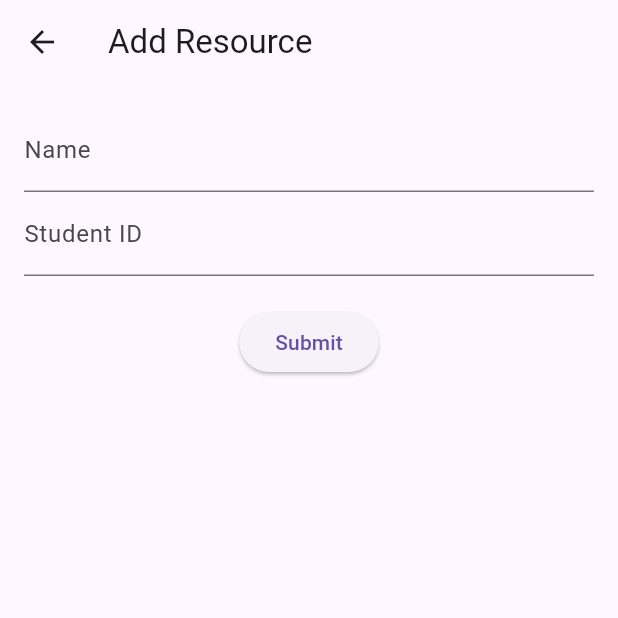
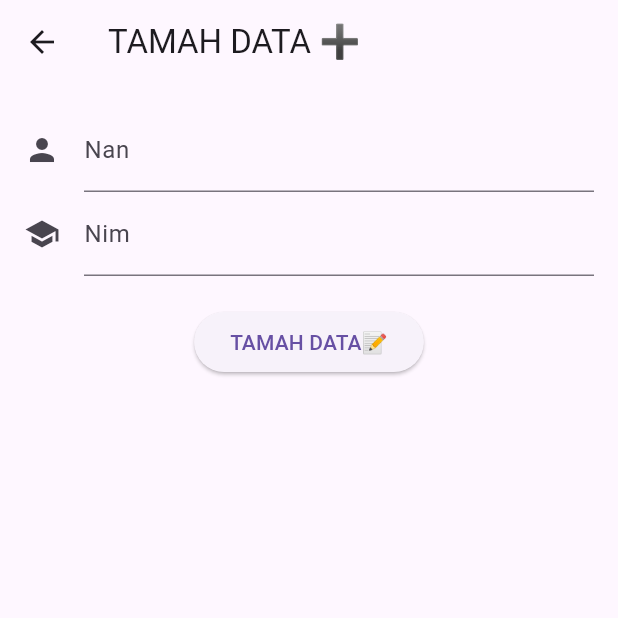
Before and after one commit to TEUNGKU-ZULKIFLI/17.1.rest_api_v2, a Flutter app: the screen it shows after launch, after a tap on the "add" icon, on a phone screen of 412 x 824 dp, the top half of it. Run offline on Flutter 3.47's test engine with Material 3 defaults, Android fonts, the phone set to English and light mode, and no system bars; network calls fail.

Commit message:
COMMIT INI MENGUBAH BAHASA AWALNYA INDO KE BAHASA ACEH

```diff
--- a/lib/main.dart
+++ b/lib/main.dart
@@ -39,7 +39,7 @@ class _ResourceListScreenState extends State<ResourceListScreen> {
   Widget build(BuildContext context) {
     return Scaffold(
       appBar: AppBar(
-        title: Text('Resource List'),
+        title: Text('DATA YANG NA 📚'),
       ),
       body: FutureBuilder<List<dynamic>>(
         future: resources,
@@ -49,7 +49,7 @@ class _ResourceListScreenState extends State<ResourceListScreen> {
           } else if (snapshot.hasError) {
             return Center(child: Text('Error: ${snapshot.error}'));
           } else if (!snapshot.hasData || snapshot.data!.isEmpty) {
-            return Center(child: Text('No resources found'));
+            return Center(child: Text('HANA DATA HAY MUTUAH🤣'));
           } else {
             return ListView.builder(
               itemCount: snapshot.data!.length,
@@ -84,13 +84,12 @@ class _ResourceListScreenState extends State<ResourceListScreen> {
                           showDialog(
                             context: context,
                             builder: (context) => AlertDialog(
-                              title: Text('Delete Resource'),
-                              content: Text(
-                                  'Are you sure you want to delete this resource?'),
+                              title: Text('HAPOS DATA NYOE 🚮'),
+                              content: Text('BUTOY NEUK HAPOS DATA NYOE?'),
                               actions: [
                                 TextButton(
                                   onPressed: () => Navigator.pop(context),
-                                  child: Text('Cancel'),
+                                  child: Text('HANA JADEH⛔'),
                                 ),
                                 TextButton(
                                   onPressed: () {
@@ -108,7 +107,7 @@ class _ResourceListScreenState extends State<ResourceListScreen> {
                                       ));
                                     });
                                   },
-                                  child: Text('Delete'),
+                                  child: Text('NYOE NEUK HAPOS🗑️'),
                                 ),
                               ],
                             ),
--- a/lib/screens/add_resource_screen.dart
+++ b/lib/screens/add_resource_screen.dart
@@ -10,7 +10,7 @@ class AddResourceScreen extends StatelessWidget {
   @override
   Widget build(BuildContext context) {
     return Scaffold(
-      appBar: AppBar(title: Text('Add Resource')),
+      appBar: AppBar(title: Text('TAMAH DATA ➕')),
       body: Padding(
         padding: EdgeInsets.all(16.0),
         child: Form(
@@ -19,15 +19,17 @@ class AddResourceScreen extends StatelessWidget {
             children: [
               TextFormField(
                 controller: _nameController,
-                decoration: InputDecoration(labelText: 'Name'),
+                decoration:
+                    InputDecoration(labelText: 'Nan', icon: Icon(Icons.person)),
                 validator: (value) =>
-                    value!.isEmpty ? 'Please enter a name' : null,
+                    value!.isEmpty ? 'NAN NEU PASOE MEUTUAH😁' : null,
               ),
               TextFormField(
                 controller: _studentIdController,
-                decoration: InputDecoration(labelText: 'Student ID'),
+                decoration: InputDecoration(
+                    labelText: 'Nim', icon: (Icon(Icons.school))),
                 validator: (value) =>
-                    value!.isEmpty ? 'Please enter a student ID' : null,
+                    value!.isEmpty ? 'NIM NEUPASOE CHIET MUTUAH😁' : null,
               ),
               SizedBox(height: 20),
               ElevatedButton(
@@ -45,7 +47,7 @@ class AddResourceScreen extends StatelessWidget {
                     });
                   }
                 },
-                child: Text('Submit'),
+                child: Text('TAMAH DATA📝'),
               ),
             ],
           ),
--- a/lib/screens/edit_resource_screen.dart
+++ b/lib/screens/edit_resource_screen.dart
@@ -16,7 +16,7 @@ class EditResourceScreen extends StatelessWidget {
   @override
   Widget build(BuildContext context) {
     return Scaffold(
-      appBar: AppBar(title: Text('Edit Resource')),
+      appBar: AppBar(title: Text('EDIT DATA ✏️')),
       body: Padding(
         padding: EdgeInsets.all(16.0),
         child: Form(
@@ -25,15 +25,17 @@ class EditResourceScreen extends StatelessWidget {
             children: [
               TextFormField(
                 controller: _nameController,
-                decoration: InputDecoration(labelText: 'Name'),
+                decoration:
+                    InputDecoration(labelText: 'Nan', icon: Icon(Icons.person)),
                 validator: (value) =>
-                    value!.isEmpty ? 'Please enter a name' : null,
+                    value!.isEmpty ? 'NAN NEU PASOE MEUTUAH😁' : null,
               ),
               TextFormField(
                 controller: _studentIdController,
-                decoration: InputDecoration(labelText: 'Student ID'),
+                decoration: InputDecoration(
+                    labelText: 'Nim', icon: (Icon(Icons.school))),
                 validator: (value) =>
-                    value!.isEmpty ? 'Please enter a student ID' : null,
+                    value!.isEmpty ? 'NIM NEUPASOE CHIET MUTUAH😁' : null,
               ),
               SizedBox(height: 20),
               ElevatedButton(
@@ -51,7 +53,7 @@ class EditResourceScreen extends StatelessWidget {
                     });
                   }
                 },
-                child: Text('Update'),
+                child: Text('PEBAROE DATA📝'),
               ),
             ],
           ),
```
